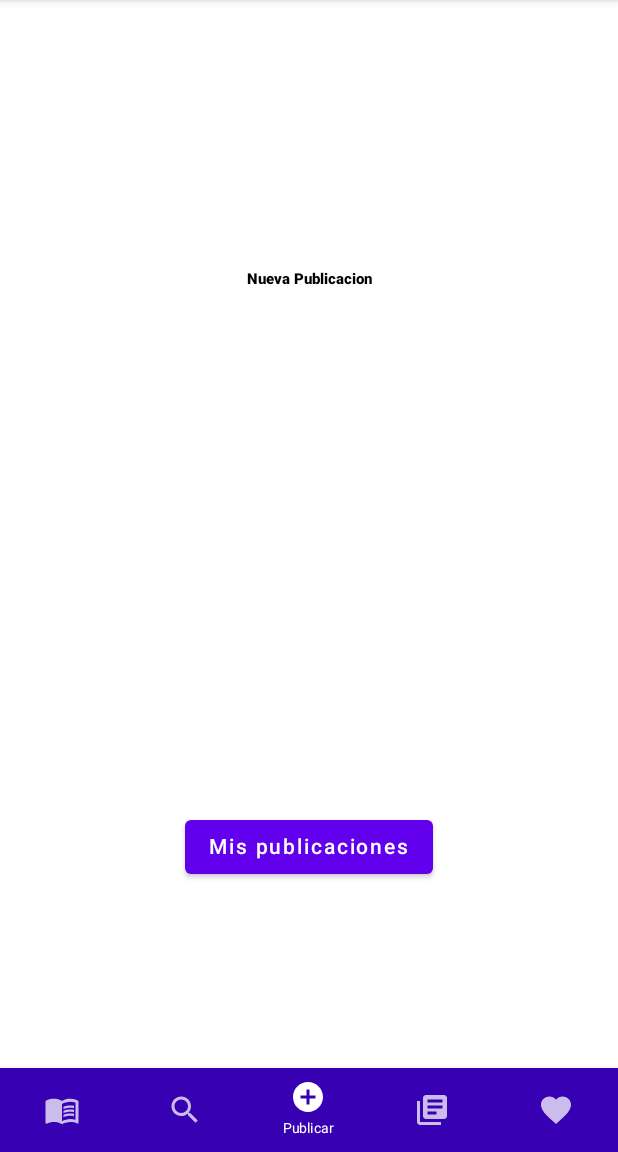
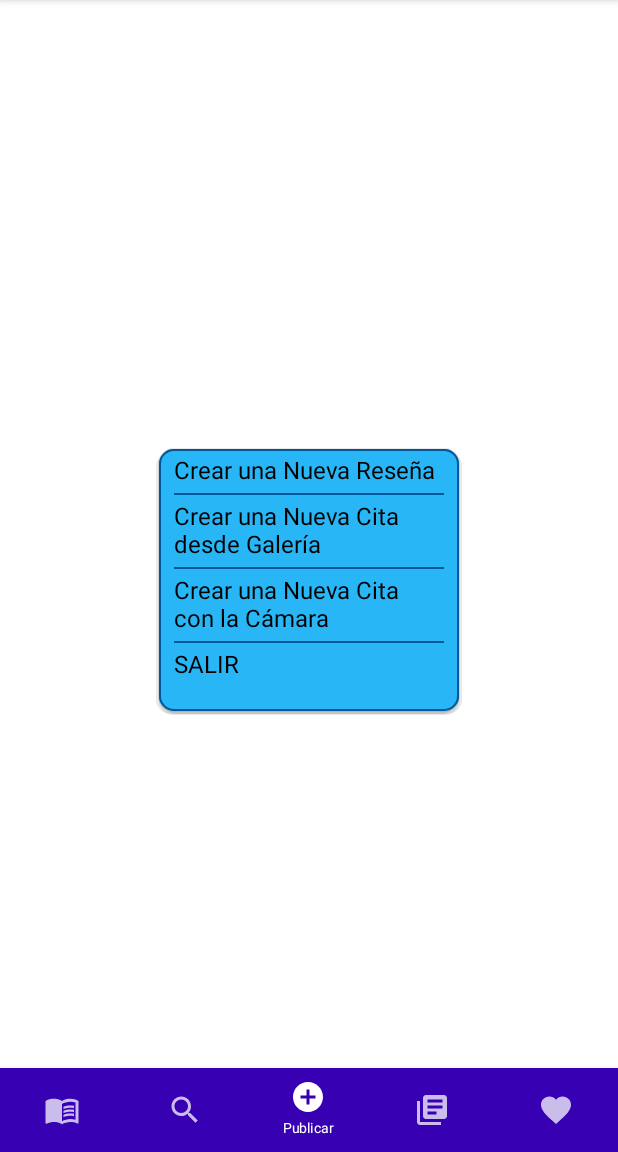
Before and after one commit to Xiomara-JM/SC-Books, an Android app built with Jetpack Compose: the MainActivity screen opened directly, with no data from a screen before it, item 3 of the bottom bar chosen, on a phone screen of 412 x 824 dp, the part 84-1236 px from its top. Run offline under Robolectric (Android 15) with nearby library versions, the phone set to English and light mode, and no system bars.

Commit message:
PopUp Menu de Nuevo Post

```diff
--- a/app/src/main/java/com/example/sc_books/navigation/NavigationHost.kt
+++ b/app/src/main/java/com/example/sc_books/navigation/NavigationHost.kt
@@ -23,11 +23,10 @@ fun NavigationHost(
         }
 
         composable(NuevoPost.route) {
-            NuevoPost(
-                navSug = { /*newText ->*/
-                    navController.navigate(MyPosts.route)
-                }
-            )
+            NuevoPost(navController
+            ) { /*newText ->*/
+                navController.navigate(MyPosts.route)
+            }
         }
 
         composable(MyPosts.route) {
--- a/app/src/main/java/com/example/sc_books/presentation/screens/NuevoPost.kt
+++ b/app/src/main/java/com/example/sc_books/presentation/screens/NuevoPost.kt
@@ -1,12 +1,16 @@
 package com.example.sc_books.presentation.screens
 
-import androidx.compose.foundation.layout.Arrangement
-import androidx.compose.foundation.layout.Column
-import androidx.compose.foundation.layout.fillMaxSize
-import androidx.compose.foundation.layout.padding
+import androidx.compose.foundation.background
+import androidx.compose.foundation.border
+import androidx.compose.foundation.clickable
+import androidx.compose.foundation.layout.*
+import androidx.compose.foundation.shape.RoundedCornerShape
 import androidx.compose.material.Button
+import androidx.compose.material.Divider
 import androidx.compose.material.Text
 import androidx.compose.runtime.Composable
+import androidx.compose.runtime.mutableStateOf
+import androidx.compose.runtime.remember
 import androidx.compose.ui.Alignment
 import androidx.compose.ui.Modifier
 import androidx.compose.ui.graphics.Color
@@ -15,16 +19,25 @@ import androidx.compose.ui.text.TextStyle
 import androidx.compose.ui.text.font.FontWeight
 import androidx.compose.ui.unit.dp
 import androidx.compose.ui.unit.sp
+import androidx.compose.ui.window.Popup
+import androidx.compose.ui.window.PopupProperties
+import androidx.navigation.NavHostController
+import com.example.sc_books.ui.theme.LB50_400
+import com.example.sc_books.ui.theme.LB50_900
 
 @Composable
 fun NuevoPost(
-    navSug:() -> Unit
+    navController: NavHostController,
+    navSug: () -> Unit
 ){
     Column(
-        modifier = Modifier.fillMaxSize().padding(5.dp),
+        modifier = Modifier
+            .fillMaxSize()
+            .padding(5.dp),
         verticalArrangement = Arrangement.SpaceAround,
         horizontalAlignment = Alignment.CenterHorizontally
     ) {
+        PopupWindowDialog(navController)
         Text(
             text = "Nueva Publicacion",
             style = TextStyle(color = Color.Black, fontSize = 10.sp, fontWeight = FontWeight.Black)
@@ -34,3 +47,143 @@ fun NuevoPost(
         }
     }
 }
+
+@Composable
+fun PopupWindowDialog(navController: NavHostController) {
+    var openDialog = remember { mutableStateOf(true)}
+    var openNuevaResena = remember { mutableStateOf(false)}
+    var openCitaGaleria = remember { mutableStateOf(false)}
+    var openCitaCamara = remember { mutableStateOf(false)}
+
+    Column(
+        modifier = Modifier
+            .fillMaxSize()
+            .padding(horizontal = 20.dp),
+        verticalArrangement = Arrangement.Center,
+        horizontalAlignment = Alignment.CenterHorizontally
+    ) {
+        Box {
+            val popupWidth = 200.dp
+            val popupHeight = 180.dp
+            val cornerSize = 10.dp
+
+            if(openDialog.value){
+                Popup(
+                    alignment = Alignment.Center,
+                    properties = PopupProperties()
+                ) {
+                    Box(
+                        modifier = Modifier
+                            .size(popupWidth, popupHeight)
+                            .padding(top = 5.dp)
+                            .background(LB50_400, RoundedCornerShape(cornerSize))
+                            .border(1.dp, LB50_900, RoundedCornerShape(cornerSize))
+                    ) {
+                        Column(
+                            modifier = Modifier.padding(horizontal = 10.dp)
+                        ){
+                            Text(
+                                text ="Crear una Nueva Reseña",
+                                modifier = Modifier
+                                    .padding(vertical = 5.dp)
+                                    .clickable {
+                                        openDialog.value = !openDialog.value
+                                        openNuevaResena.value = !openNuevaResena.value
+                                    },
+                                fontSize = 16.sp
+                            )
+                            Divider(modifier = Modifier.border(1.dp, LB50_900))
+                            Text(
+                                text = "Crear una Nueva Cita desde Galería",
+                                modifier = Modifier
+                                    .padding(vertical = 5.dp)
+                                    .clickable {
+                                        openDialog.value = !openDialog.value
+                                        openCitaGaleria.value = !openCitaGaleria.value
+                                    },
+                                fontSize = 16.sp,
+
+                            )
+                            Divider(modifier = Modifier.border(1.dp, LB50_900))
+                            Text(
+                                text = "Crear una Nueva Cita con la Cámara",
+                                modifier = Modifier
+                                    .padding(vertical = 5.dp)
+                                    .clickable {
+                                        openDialog.value = !openDialog.value
+                                        openCitaCamara.value = !openCitaCamara.value
+                                    },
+                                fontSize = 16.sp
+                            )
+                            Divider(modifier = Modifier.border(1.dp, LB50_900))
+                            Text(
+                                text = "SALIR",
+                                modifier = Modifier
+                                    .padding(vertical = 5.dp)
+                                    .clickable {
+                                        openDialog.value = !openDialog.value
+                                        navController.popBackStack()
+                                    },
+                                fontSize = 16.sp
+                            )
+                        }
+                    }
+                }
+            }
+            if(openNuevaResena.value)
+            {
+                nuevaResena()
+            }
+            if(openCitaGaleria.value)
+            {
+                citaGaleria()
+            }
+            if(openCitaCamara.value)
+            {
+                citaCamara()
+            }
+        }
+    }
+}
+
+@Composable
+fun nuevaResena() {
+    Column(
+        modifier = Modifier.padding(horizontal = 10.dp)
+    ) {
+        Text(
+            text = "Crear una Nueva Reseña",
+            modifier = Modifier
+                .padding(vertical = 5.dp),
+            fontSize = 16.sp
+        )
+    }
+}
+
+@Composable
+fun citaGaleria() {
+    Column(
+        modifier = Modifier.padding(horizontal = 10.dp)
+    ) {
+        Text(
+            text = "Crear una Nueva Cita desde Galería",
+            modifier = Modifier
+                .padding(vertical = 5.dp),
+            fontSize = 16.sp
+        )
+    }
+}
+
+@Composable
+fun citaCamara() {
+    Column(
+        modifier = Modifier.padding(horizontal = 10.dp)
+    ) {
+        Text(
+            text = "Crear una Nueva Cita desde Cámara",
+            modifier = Modifier
+                .padding(vertical = 5.dp),
+            fontSize = 16.sp
+        )
+    }
+}
--- a/app/src/main/java/com/example/sc_books/ui/theme/Color.kt
+++ b/app/src/main/java/com/example/sc_books/ui/theme/Color.kt
@@ -7,3 +7,5 @@ val Purple500 = Color(0xFF6200EE)
 val Purple700 = Color(0xFF3700B3)
 val Teal200 = Color(0xFF03DAC5)
 val CustomViolet = Color(142,125,190)
+val LB50_400 = Color(0xFF29B6F6)
+val LB50_900 = Color(0xFF01579B)
```
